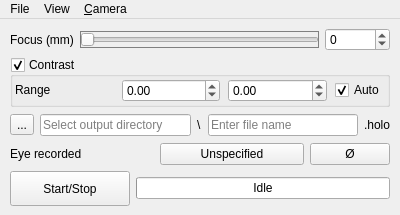
Before: the Qt Designer form Holovibes/assets/ui/lightui.ui in DigitalHolography/Holovibes, drawn with Qt 5.
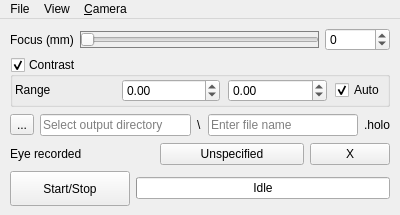
After: the same form once the commit is applied. Custom widgets are drawn as their Qt base class.

Commit message: wip(ui): started to clean up lightUI

Diff of the .ui file:
```diff
--- a/Holovibes/assets/ui/lightui.ui
+++ b/Holovibes/assets/ui/lightui.ui
@@ -292,7 +292,7 @@
          <string>Cancel the eye choice and sets it back to unspecified</string>
         </property>
         <property name="text">
-         <string>Ø</string>
+         <string>X</string>
         </property>
        </widget>
       </item>
```
The commit also changes 6 other files.
